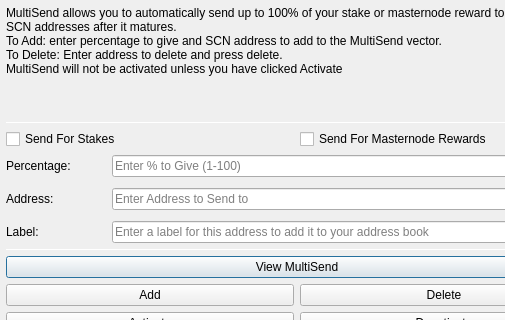
The window that src/qt/forms/multisenddialog.ui (Salvage-Ex/Salvage) describes before a commit, drawn with Qt 5; both pictures show x 0 to 505 and y 0 to 320 of the 594 by 526 pixel window.
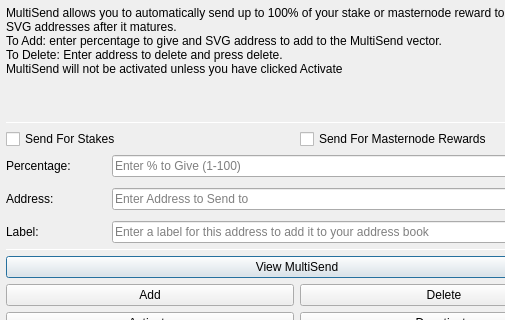
The same window after the commit. Icons and pictures are not drawn.

Diff of the .ui file:
```diff
--- a/src/qt/forms/multisenddialog.ui
+++ b/src/qt/forms/multisenddialog.ui
@@ -37,8 +37,8 @@
         <number>1</number>
        </property>
        <property name="text">
-        <string>MultiSend allows you to automatically send up to 100% of your stake or masternode reward to a list of other SCN addresses after it matures.
-To Add: enter percentage to give and SCN address to add to the MultiSend vector.
+        <string>MultiSend allows you to automatically send up to 100% of your stake or masternode reward to a list of other SVG addresses after it matures.
+To Add: enter percentage to give and SVG address to add to the MultiSend vector.
 To Delete: Enter address to delete and press delete.
 MultiSend will not be activated unless you have clicked Activate</string>
        </property>
```
